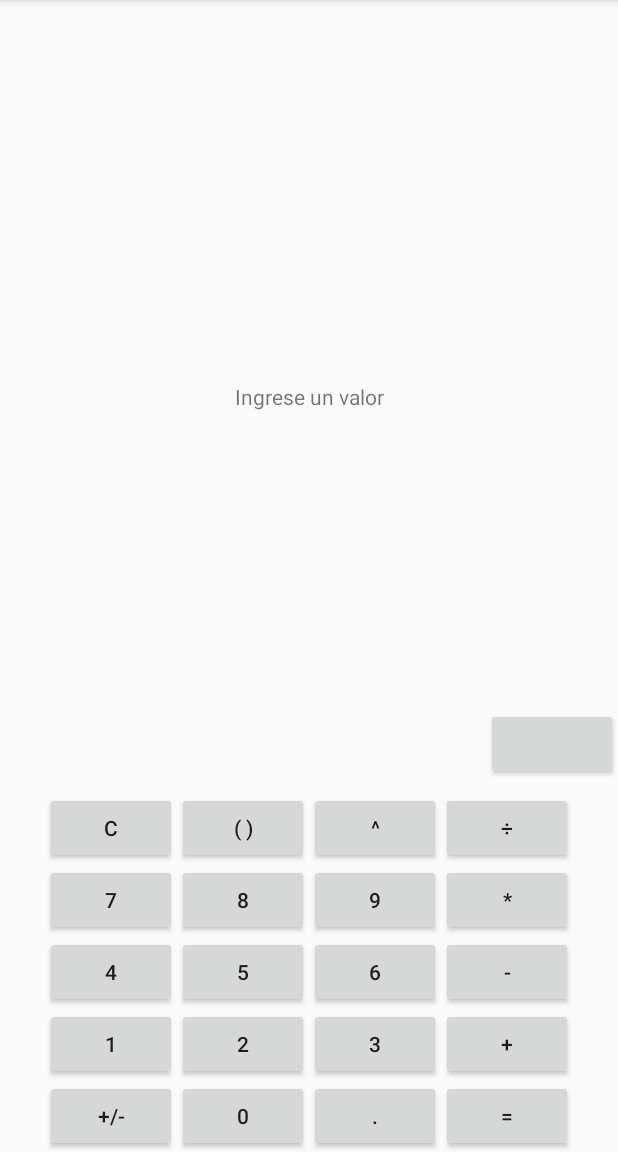
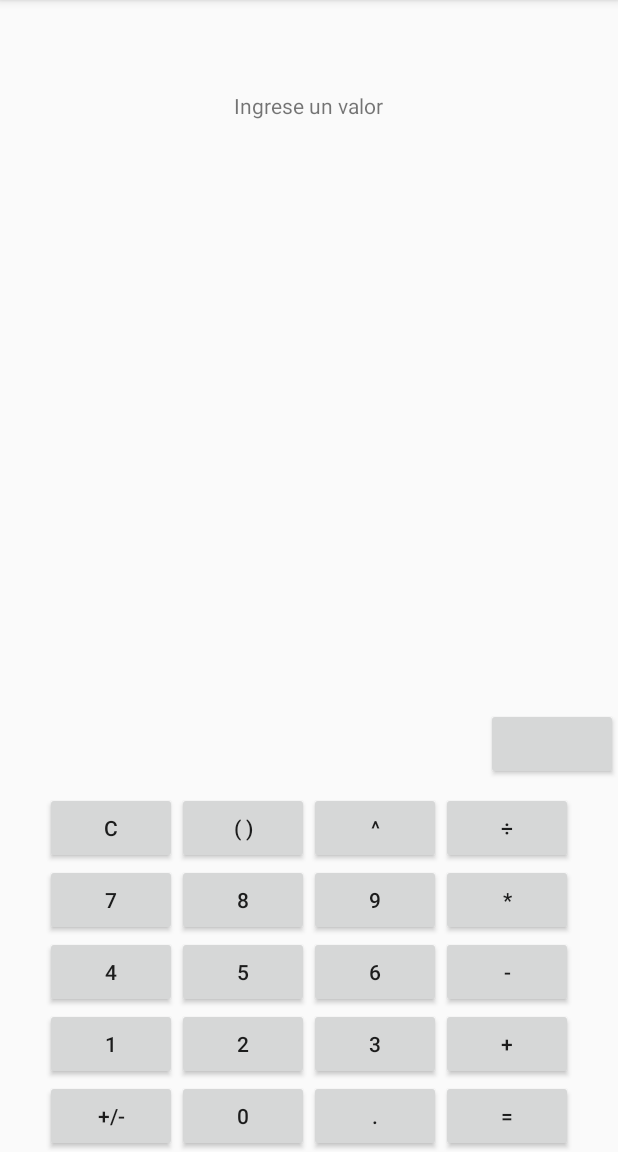
Before and after one commit to aflorezgut123/DevAppMob, an Android app: the screen it shows after launch (MainActivity), on a phone screen of 412 x 824 dp, the part 84-1236 px from its top. Run offline under Robolectric (Android 15) with nearby library versions, the phone set to English and light mode, and no system bars.

Commit message:
Add styles.xml

```diff
--- a/Calculator/app/src/main/res/layout/activity_main.xml
+++ b/Calculator/app/src/main/res/layout/activity_main.xml
@@ -186,12 +186,15 @@
         android:id="@+id/textView"
         android:layout_width="wrap_content"
         android:layout_height="wrap_content"
+        android:layout_marginTop="10dp"
         android:text="Ingrese un valor"
         app:layout_constraintBottom_toTopOf="@+id/tableLayout"
         app:layout_constraintEnd_toEndOf="parent"
+        app:layout_constraintHorizontal_bias="0.498"
         app:layout_constraintStart_toStartOf="parent"
         app:layout_constraintTop_toTopOf="parent"
-        app:layout_goneMarginTop="30dp"/>
+        app:layout_constraintVertical_bias="0.101"
+        app:layout_goneMarginTop="30dp" />
 
     <Button
         android:id="@+id/espacioBTN"
```
Also changed, not shown: Calculator/app/src/main/res/values/styles.xml (added, +8 -0 lines).
